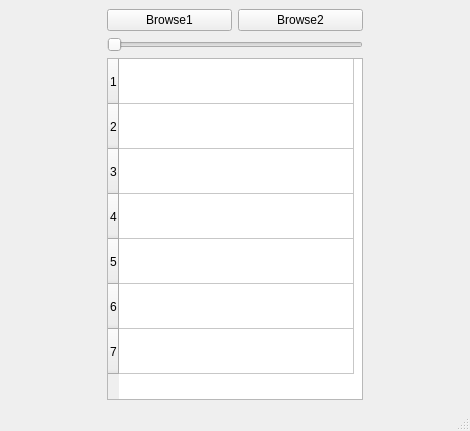
Before: the Qt Designer form task4.ui in rokaiamohammed/task4, drawn with Qt 5.
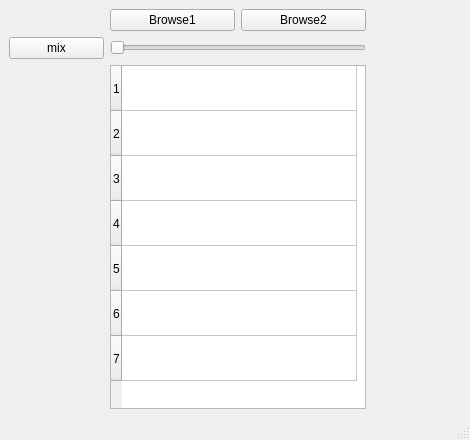
After: the same form once the commit is applied.

Commit message: shelt el txt w 3dlt gui

What changed in the file:
```diff
--- a/task4.ui
+++ b/task4.ui
@@ -7,7 +7,7 @@
     <x>0</x>
     <y>0</y>
     <width>470</width>
-    <height>431</height>
+    <height>440</height>
    </rect>
   </property>
   <property name="windowTitle">
@@ -134,6 +134,13 @@
       </property>
      </spacer>
     </item>
+    <item row="1" column="0">
+     <widget class="QPushButton" name="mix">
+      <property name="text">
+       <string>mix</string>
+      </property>
+     </widget>
+    </item>
    </layout>
   </widget>
   <widget class="QStatusBar" name="statusbar"/>
```
Left out of the diff: 3 changed lines with no effect on the pictures. The commit also changes 5 other files.
